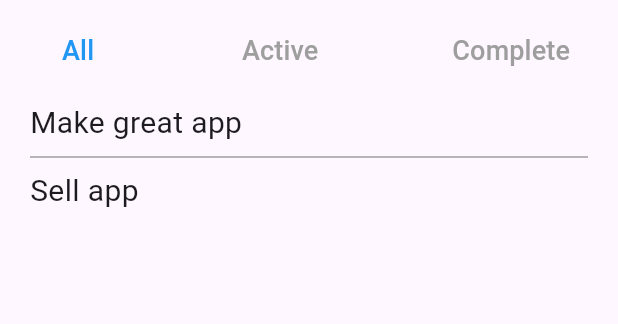
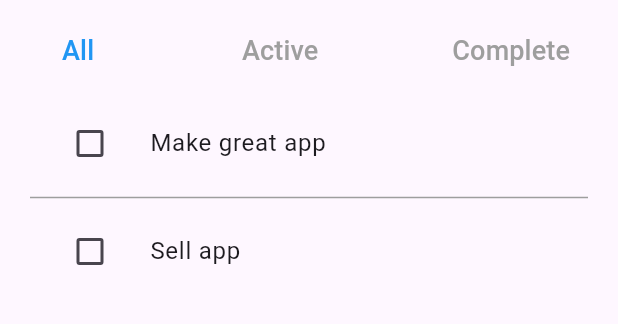
Before and after one commit to LukaszWalencik/todo_provider, a Flutter app: the screen it shows after launch, on a phone screen of 412 x 824 dp, the part 344-668 px from its top. Run offline on Flutter 3.47's test engine with Material 2 defaults, Android fonts, the phone set to English and light mode, and no system bars; our stand-ins replace equatable.

Commit message:
Create TodoItem widget and use it in ListView.separated

```diff
--- a/lib/pages/todos_page.dart
+++ b/lib/pages/todos_page.dart
@@ -1,5 +1,7 @@
+// ignore_for_file: public_member_api_docs, sort_constructors_first
 import 'package:flutter/material.dart';
 import 'package:provider/provider.dart';
+
 import 'package:todo_provider/model/todo_model.dart';
 import 'package:todo_provider/providers/active_todo_count.dart';
 import 'package:todo_provider/providers/filtered_todos.dart';
@@ -171,14 +173,13 @@ class ShowTodos extends StatelessWidget {
         primary: false,
         itemBuilder: (BuildContext context, int index) {
           return Dismissible(
-            key: ValueKey(todos[index].id),
-            background: showBackground(0),
-            secondaryBackground: showBackground(1),
-            child: Text(
-              todos[index].desc,
-              style: TextStyle(fontSize: 20),
-            ),
-          );
+              key: ValueKey(todos[index].id),
+              background: showBackground(0),
+              secondaryBackground: showBackground(1),
+              onDismissed: (_) {
+                context.read<TodoList>().removeTodo(todos[index]);
+              },
+              child: TodoItem(todo: todos[index]));
         },
         separatorBuilder: (BuildContext context, int index) {
           return Divider(
@@ -188,3 +189,25 @@ class ShowTodos extends StatelessWidget {
         itemCount: todos.length);
   }
 }
+
+class TodoItem extends StatefulWidget {
+  final Todo todo;
+  const TodoItem({
+    Key? key,
+    required this.todo,
+  }) : super(key: key);
+
+  @override
+  State<TodoItem> createState() => _TodoItemState();
+}
+
+class _TodoItemState extends State<TodoItem> {
+  @override
+  Widget build(BuildContext context) {
+    return ListTile(
+      leading: Checkbox(
+          value: widget.todo.isComplete, onChanged: (bool? checked) {}),
+      title: Text(widget.todo.desc),
+    );
+  }
+}
```
